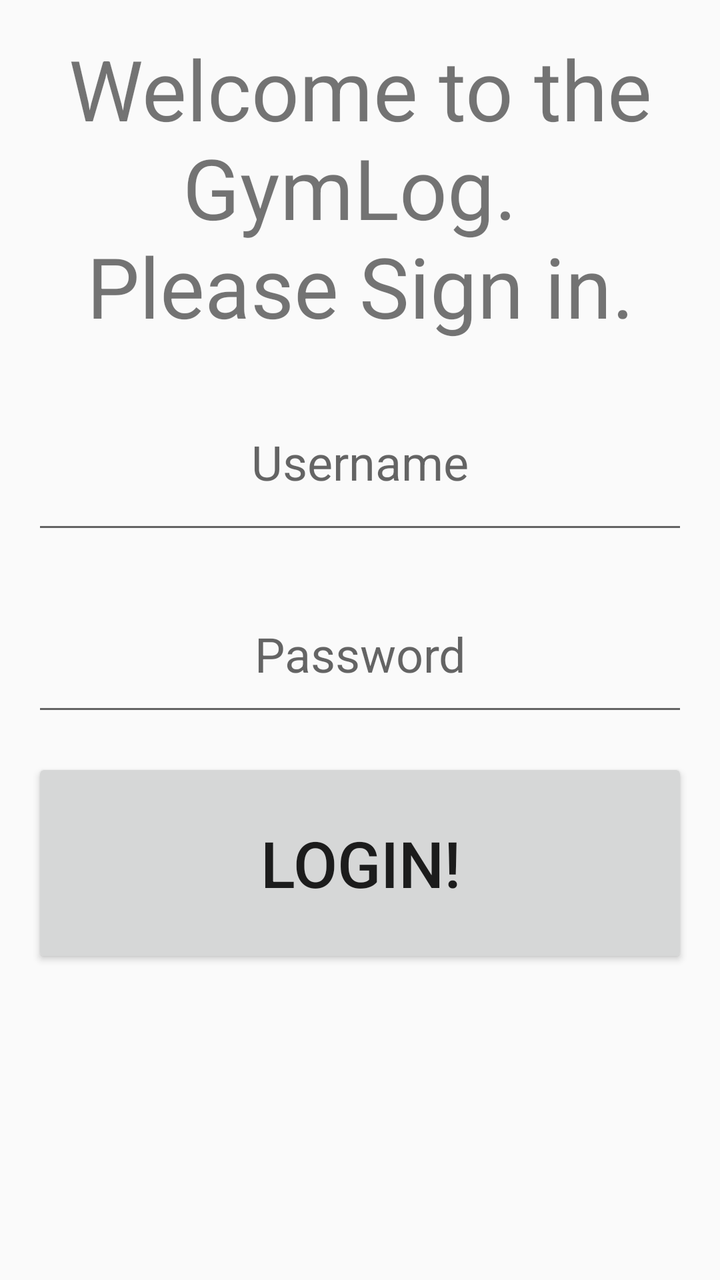
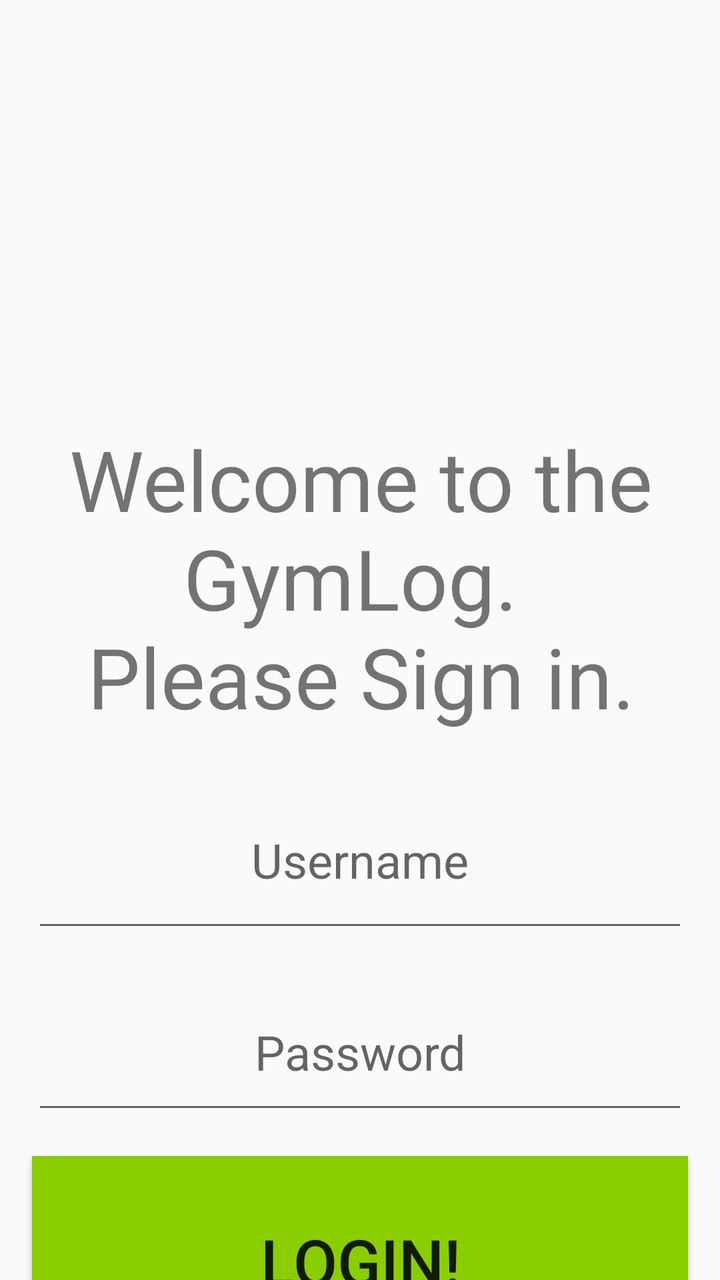

Compare the two renders of this Android layout. The source of the first and the diff that turns it into the second are given below.
<!-- AndroidManifest.xml: application theme Theme.AppCompat.DayNight.DarkActionBar -->
<!-- res/layout/activity_login.xml -->
<?xml version="1.0" encoding="utf-8"?>
<androidx.constraintlayout.widget.ConstraintLayout xmlns:android="http://schemas.android.com/apk/res/android"
    xmlns:app="http://schemas.android.com/apk/res-auto"
    xmlns:tools="http://schemas.android.com/tools"
    android:id="@+id/main"
    android:layout_width="match_parent"
    android:layout_height="match_parent"
    tools:context=".LoginActivity">

    <TextView
        android:id="@+id/titleLoginTextView"
        android:layout_width="match_parent"
        android:layout_height="155dip"
        android:layout_margin="16dip"
        android:layout_marginBottom="24dp"
        android:gravity="center"
        android:text="@string/login_welcome"
        android:textSize="42sp"
        app:layout_constraintEnd_toEndOf="parent"
        app:layout_constraintStart_toStartOf="parent"
        app:layout_constraintTop_toTopOf="parent" />

    <EditText
        android:id="@+id/userNameLoginEditText"
        android:layout_width="match_parent"
        android:layout_height="85dp"
        android:layout_margin="16dp"
        android:autofillHints="Please enter username"
        android:gravity="center"
        android:hint="@string/username"
        android:inputType="text"
        android:textSize="24sp"
        app:layout_constraintEnd_toEndOf="parent"
        app:layout_constraintStart_toStartOf="parent"
        app:layout_constraintTop_toBottomOf="@+id/titleLoginTextView" />

    <EditText
        android:id="@+id/passwordLoginEditText"
        android:layout_width="match_parent"
        android:layout_height="75dp"
        android:layout_margin="16dp"
        android:autofillHints="Please enter password"
        android:gravity="center"
        android:hint="@string/password"
        android:textSize="24sp"
        app:layout_constraintEnd_toEndOf="parent"
        app:layout_constraintStart_toStartOf="parent"
        app:layout_constraintTop_toBottomOf="@+id/userNameLoginEditText" />

    <Button
        android:id="@+id/loginButton"
        android:layout_width="match_parent"
        android:layout_height="105dp"
        android:layout_margin="16dp"
        android:text="@string/login"
        android:textSize="32sp"
        app:layout_constraintEnd_toEndOf="parent"
        app:layout_constraintStart_toStartOf="parent"
        app:layout_constraintTop_toBottomOf="@+id/passwordLoginEditText" />

</androidx.constraintlayout.widget.ConstraintLayout>
<!-- resources referenced by this layout -->
<resources>
  <string name="login">Login!</string>
  <string name="login_welcome">Welcome to the GymLog. \nPlease Sign in.</string>
  <string name="password">Password</string>
  <string name="username">Username</string>
</resources>

<!-- the commit's change to res/layout/activity_login.xml (unified diff, before → after) -->
@@ -9,10 +9,9 @@
 
     <TextView
         android:id="@+id/titleLoginTextView"
-        android:layout_width="match_parent"
-        android:layout_height="155dip"
-        android:layout_margin="16dip"
-        android:layout_marginBottom="24dp"
+        android:layout_width="391dp"
+        android:layout_height="162dp"
+        android:layout_marginTop="208dp"
         android:gravity="center"
         android:text="@string/login_welcome"
         android:textSize="42sp"
@@ -54,6 +53,7 @@
         android:layout_margin="16dp"
         android:text="@string/login"
         android:textSize="32sp"
+        android:background="@color/bratGreen"
         app:layout_constraintEnd_toEndOf="parent"
         app:layout_constraintStart_toStartOf="parent"
         app:layout_constraintTop_toBottomOf="@+id/passwordLoginEditText" />
<!-- resource entries referenced after the edit -->
@@ -1,5 +1,6 @@
 <!-- resources referenced by this layout -->
 <resources>
+  <color name="bratGreen">#8ACE00</color>
   <string name="login">Login!</string>
   <string name="login_welcome">Welcome to the GymLog. \nPlease Sign in.</string>
   <string name="password">Password</string>
